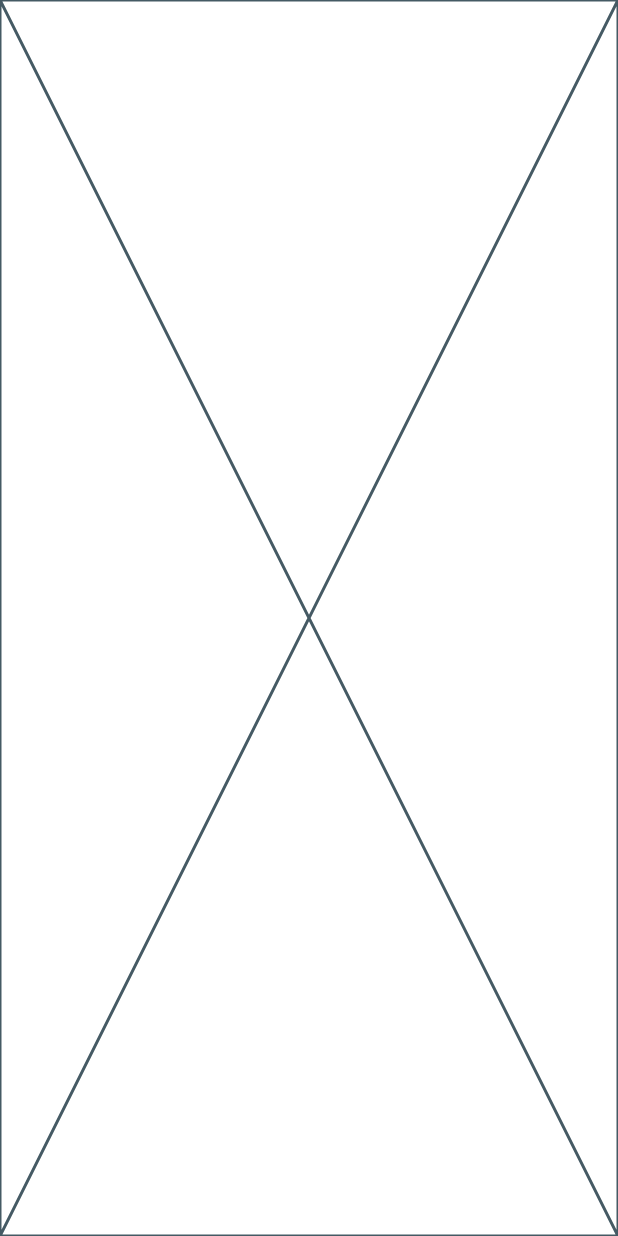
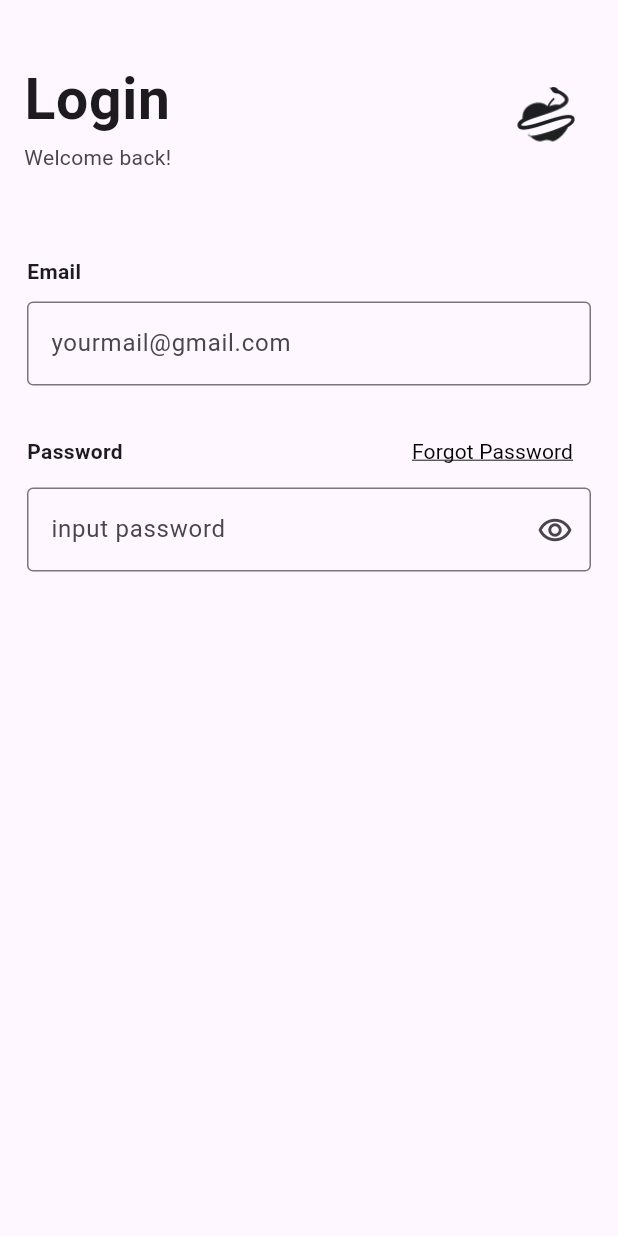
Before and after one commit to Muhammad-Monir/ForbiddenWell, a Flutter app: the screen it shows after launch, after a tap on "Continue", on a phone screen of 412 x 824 dp. Run offline on Flutter 3.47's test engine with Material 3 defaults, Android fonts, the phone set to English and light mode, and no system bars; our stand-ins replace google_fonts; Roboto replaces fonts that are missing (Ubuntu).

Commit message:
first commit

```diff
--- /dev/null
+++ b/lib/screens/forgot_password_page.dart
@@ -0,0 +1,10 @@
+import 'package:flutter/material.dart';
+
+class ForgotPasswordPage extends StatelessWidget {
+  const ForgotPasswordPage({super.key});
+
+  @override
+  Widget build(BuildContext context) {
+    return const Placeholder();
+  }
+}
--- a/lib/screens/log_in_page.dart
+++ b/lib/screens/log_in_page.dart
@@ -1,10 +1,115 @@
 import 'package:flutter/material.dart';
+import 'package:google_fonts/google_fonts.dart';
 
-class LogInPage extends StatelessWidget {
+import 'forgot_password_page.dart';
+
+class LogInPage extends StatefulWidget {
   const LogInPage({super.key});
 
   @override
+  State<LogInPage> createState() => _LogInPageState();
+}
+
+class _LogInPageState extends State<LogInPage> {
+  final _emailController = TextEditingController();
+  final _passwordController = TextEditingController();
+  final _formKey = GlobalKey<FormState>();
+
+  @override
   Widget build(BuildContext context) {
-    return const Placeholder();
+    return Scaffold(
+      body: ListView(
+        children: [
+          Padding(
+            padding: const EdgeInsets.symmetric(vertical: 30.0),
+            child: ListTile(
+              title: Text(
+                'Login',
+                style: GoogleFonts.ubuntu(
+                  fontSize: 38,
+                  fontWeight: FontWeight.w700,
+                ),
+              ),
+              subtitle: Text(
+                'Welcome back!',
+                style: GoogleFonts.ubuntu(
+                  fontWeight: FontWeight.w400,
+                  fontSize: 14,
+                ),
+              ),
+              trailing: Image.asset(
+                'assets/images/mask_group.png',
+                width: 48,
+                height: 48,
+              ),
+            ),
+          ),
+          Form(
+            key: _formKey,
+            child: Padding(
+              padding: const EdgeInsets.all(18.0),
+              child: Column(
+                crossAxisAlignment: CrossAxisAlignment.start,
+                mainAxisSize: MainAxisSize.min,
+                children: [
+                  Text(
+                    'Email',
+                    style: GoogleFonts.ubuntu(fontWeight: FontWeight.w700),
+                  ),
+                  const SizedBox(
+                    height: 10,
+                  ),
+                  TextFormField(
+                    controller: _emailController,
+                    keyboardType: TextInputType.emailAddress,
+                    decoration: const InputDecoration(
+                      border: OutlineInputBorder(),
+                      labelText: 'yourmail@gmail.com',
+                    ),
+                  ),
+                  const SizedBox(
+                    height: 20,
+                  ),
+                  Row(
+                    children: [
+                      Text(
+                        'Password',
+                        style: GoogleFonts.ubuntu(fontWeight: FontWeight.w700),
+                      ),
+                      const Spacer(),
+                      TextButton(
+                        onPressed: () => Navigator.push(
+                          context,
+                          MaterialPageRoute(
+                            builder: (context) => const ForgotPasswordPage(),
+                          ),
+                        ),
+                        child: Text(
+                          'Forgot Password',
+                          style: GoogleFonts.ubuntu(
+                            color: Colors.black,
+                            fontWeight: FontWeight.w400,
+                            decoration: TextDecoration.underline,
+                          ),
+                        ),
+                      ),
+                    ],
+                  ),
+                  TextFormField(
+                    controller: _passwordController,
+                    keyboardType: TextInputType.text,
+                    decoration: const InputDecoration(
+                      border: OutlineInputBorder(),
+                      labelText: 'input password',
+                      suffixIcon: Icon(Icons.remove_red_eye_outlined),
+                    ),
+                  ),
+                ],
+              ),
+            ),
+          ),
+        ],
+      ),
+    );
   }
 }
```
Also changed, not shown: 2 other files.
